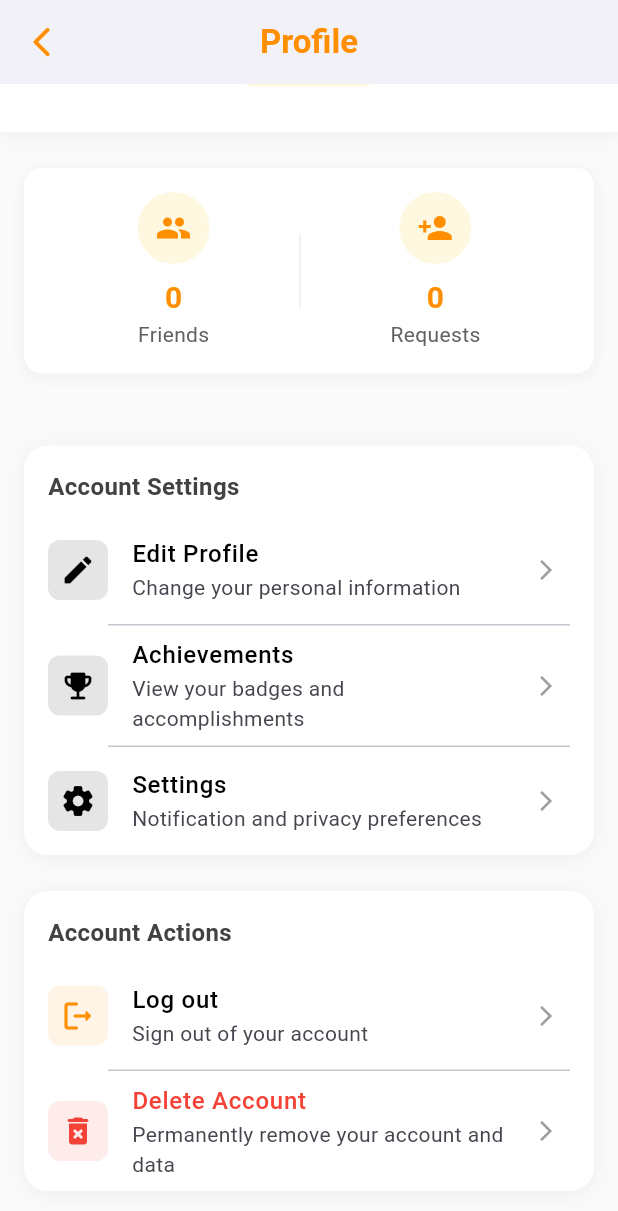
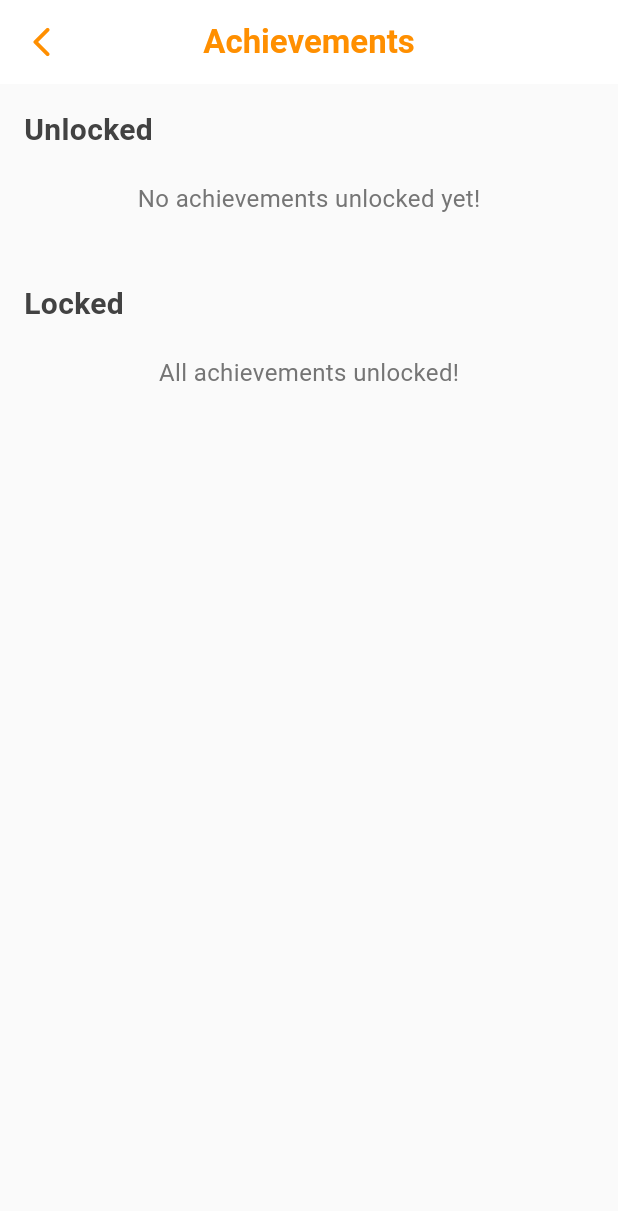
Before and after one commit to elainehua10/randezvous, a Flutter app: the ProfileScreen screen opened by its route, scrolled down 242 dp, after a tap on "Achievements", on a phone screen of 412 x 824 dp. Shown: the top 1211 px of the screen. Run offline on Flutter 3.47's test engine with Material 3 defaults, Android fonts, the phone set to English and light mode, and no system bars; our stand-ins replace file_picker, firebase_core, firebase_messaging, flutter_local_notifications, flutter_secure_storage, geolocator and 3 more; missing offline and left inert: background_fetch; accounts and stored records are empty; network calls fail.

Commit message:
add achievements page

```diff
--- /dev/null
+++ b/frontend/lib/achievements.dart
@@ -0,0 +1,94 @@
+import 'package:flutter/material.dart';
+
+class AchievementsPage extends StatelessWidget {
+  final List<Map<String, String>> unlockedAchievements = [
+  ];
+
+  final List<Map<String, String>> lockedAchievements = [
+  ];
+
+  @override
+  Widget build(BuildContext context) {
+    return Scaffold(
+      backgroundColor: Colors.grey[50],
+      appBar: AppBar(
+        title: Text("Achievements", style: TextStyle(fontWeight: FontWeight.bold)),
+        backgroundColor: Colors.white,
+        foregroundColor: Colors.amber[800],
+        elevation: 0,
+        centerTitle: true,
+        leading: IconButton(
+          icon: Icon(Icons.arrow_back_ios_rounded),
+          onPressed: () => Navigator.pop(context),
+        ),
+      ),
+      body: ListView(
+        padding: EdgeInsets.all(16),
+        children: [
+          _buildSectionTitle("Unlocked"),
+          unlockedAchievements.isEmpty
+              ? _buildEmptyState("No achievements unlocked yet!")
+              : _buildAchievementList(unlockedAchievements, unlocked: true),
+
+          SizedBox(height: 24),
+
+          _buildSectionTitle("Locked"),
+          lockedAchievements.isEmpty
+              ? _buildEmptyState("All achievements unlocked!")
+              : _buildAchievementList(lockedAchievements, unlocked: false),
+        ],
+      ),
+    );
+  }
+
+  Widget _buildSectionTitle(String title) {
+    return Text(
+      title,
+      style: TextStyle(fontSize: 20, fontWeight: FontWeight.bold, color: Colors.grey[800]),
+    );
+  }
+
+  Widget _buildEmptyState(String message) {
+    return Padding(
+      padding: const EdgeInsets.symmetric(vertical: 20),
+      child: Center(
+        child: Text(
+          message,
+          style: TextStyle(color: Colors.grey[600], fontSize: 16),
+        ),
+      ),
+    );
+  }
+
+  Widget _buildAchievementList(List<Map<String, String>> achievements, {required bool unlocked}) {
+    return Column(
+      children: achievements.map((achievement) {
+        return Card(
+          color: unlocked ? Colors.white : Colors.grey[200],
+          margin: EdgeInsets.symmetric(vertical: 8),
+          shape: RoundedRectangleBorder(borderRadius: BorderRadius.circular(12)),
+          child: ListTile(
+            leading: Icon(
+              unlocked ? Icons.emoji_events : Icons.lock,
+              color: unlocked ? Colors.amber[800] : Colors.grey,
+              size: 32,
+            ),
+            title: Text(
+              achievement['title'] ?? '',
+              style: TextStyle(
+                fontWeight: FontWeight.bold,
+                color: unlocked ? Colors.grey[800] : Colors.grey[600],
+              ),
+            ),
+            subtitle: Text(
+              achievement['description'] ?? '',
+              style: TextStyle(
+                color: unlocked ? Colors.grey[700] : Colors.grey[500],
+              ),
+            ),
+          ),
+        );
+      }).toList(),
+    );
+  }
+}
--- a/frontend/lib/main.dart
+++ b/frontend/lib/main.dart
@@ -9,6 +9,7 @@ import 'package:frontend/map_screen.dart';
 import 'package:frontend/profile.dart';
 import 'package:frontend/edit_profile.dart';
 import 'package:frontend/settings.dart';
+import 'package:frontend/achievements.dart';
 import 'package:frontend/search_screen.dart';
 import 'package:frontend/member_profile.dart';
 import 'package:frontend/faq_page.dart';
@@ -69,6 +70,7 @@ class MyApp extends StatelessWidget {
         '/profile': (context) => ProfileScreen(),
         '/edit-profile': (context) => EditProfileScreen(),
         '/settings': (context) => SettingsPage(),
+        '/achievements': (context) => AchievementsPage(),
         '/privacy-security': (context) => PrivacySecurityPage(),
         '/faq': (context) => FAQPage(),
         '/contact-us': (context) => ContactUsPage(),
--- a/frontend/lib/profile.dart
+++ b/frontend/lib/profile.dart
@@ -223,7 +223,8 @@ class _ProfileScreenState extends State<ProfileScreen> {
                             title: "Achievements",
                             subtitle: "View your badges and accomplishments",
                             icon: Icons.emoji_events_rounded,
-                            onTap: () {},
+                            onTap:
+                              () => Navigator.pushNamed(context, '/achievements'),
                           ),
                           _buildDivider(),
                           _buildListTile(
```
